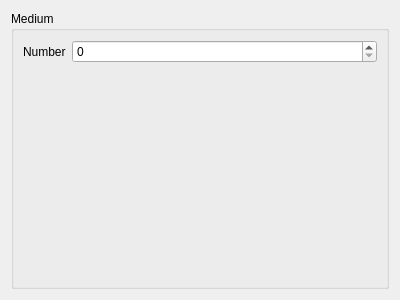
The window that arinc665_qt/media/MediumWidget.ui (hirah2205/ARINC-665) describes before a commit, drawn with Qt 5.
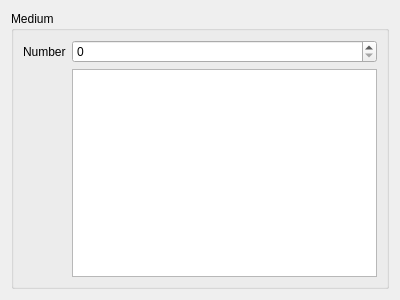
The same window after the commit.

Commit message: Show Content of Medium and Directory

Patch:
```diff
--- a/arinc665_qt/media/MediumWidget.ui
+++ b/arinc665_qt/media/MediumWidget.ui
@@ -33,6 +33,25 @@
       <item row="0" column="1">
        <widget class="QSpinBox" name="numberSpinBox"/>
       </item>
+      <item row="1" column="1">
+       <widget class="QTableView" name="content">
+        <property name="alternatingRowColors">
+         <bool>true</bool>
+        </property>
+        <property name="selectionMode">
+         <enum>QAbstractItemView::NoSelection</enum>
+        </property>
+        <property name="selectionBehavior">
+         <enum>QAbstractItemView::SelectRows</enum>
+        </property>
+        <attribute name="horizontalHeaderStretchLastSection">
+         <bool>true</bool>
+        </attribute>
+        <attribute name="verticalHeaderVisible">
+         <bool>false</bool>
+        </attribute>
+       </widget>
+      </item>
      </layout>
     </widget>
    </item>
```
Left out of the diff: 3 changed lines with no effect on the pictures. The commit also changes 9 other files.
